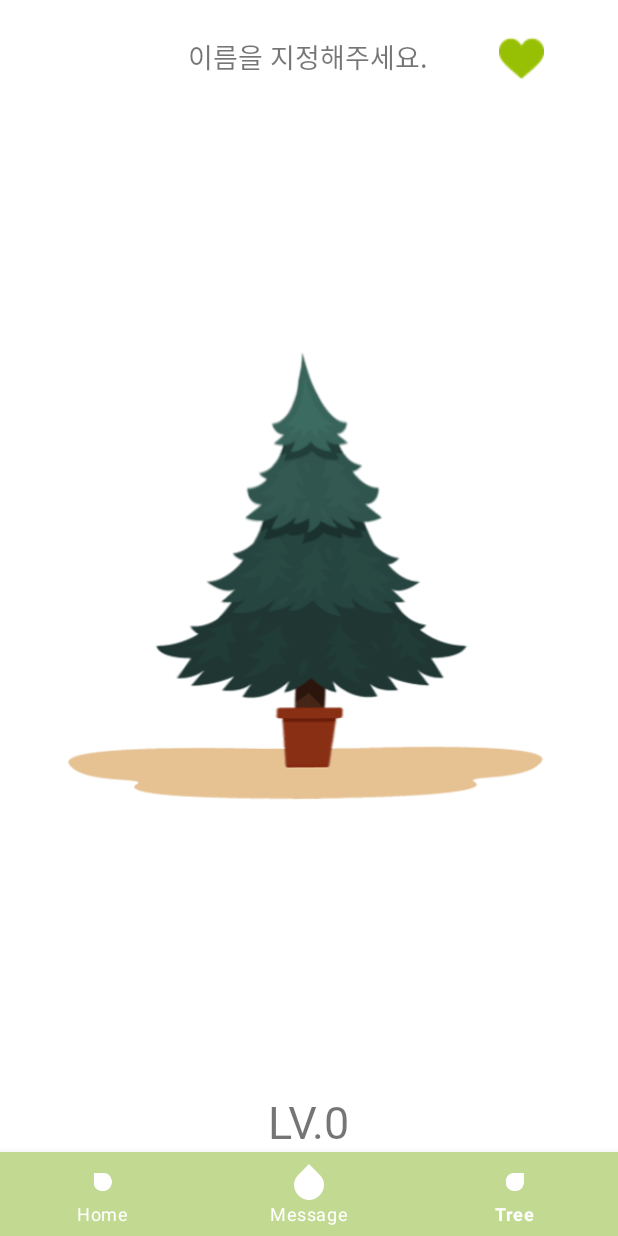
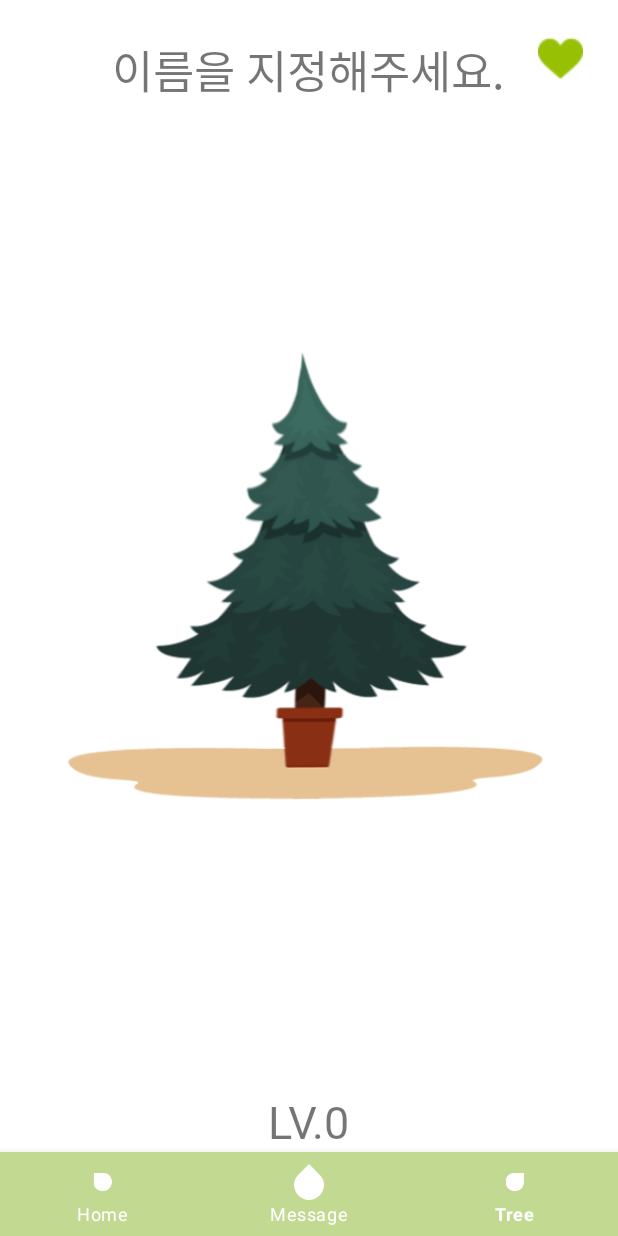
Before and after one commit to ParkSeungSu/CloverProject, an Android app: the screen it shows after launch (MainActivity), item 3 of the bottom bar chosen, on a phone screen of 412 x 824 dp. Run offline under Robolectric (Android 15) with nearby library versions, the phone set to English and light mode, and no system bars; our stand-ins replace Volley; pictures from the network do not load; 4 statements that could not run were skipped.

Commit message:
font size

```diff
--- a/app/src/main/res/layout/fragment_tree.xml
+++ b/app/src/main/res/layout/fragment_tree.xml
@@ -41,7 +41,7 @@
             android:layout_marginTop="24dp"
             android:fontFamily="@font/tmoneyroundwindregular"
             android:text="나무 이름"
-            android:textSize="18sp"
+            android:textSize="30sp"
             app:layout_constraintEnd_toEndOf="parent"
             app:layout_constraintHorizontal_bias="0.498"
             app:layout_constraintStart_toStartOf="parent"
```
